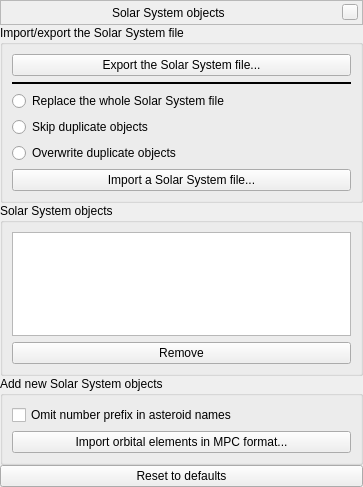
Qt form plugins/CometsAsteroidsImporter/src/gui/solarSystemManagerWindow.ui (519984307/stellarium_src) before a commit.
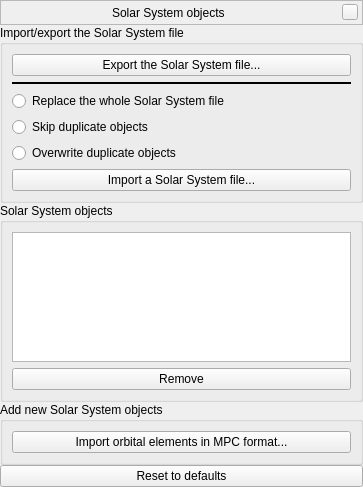
The same form after that commit. Custom widgets are drawn as their Qt base class.

Commit message: removed a unnecessary checkbox in the manager window, renamed an attribute in ImportWindow

Diff of the .ui file:
```diff
--- a/plugins/CometsAsteroidsImporter/src/gui/solarSystemManagerWindow.ui
+++ b/plugins/CometsAsteroidsImporter/src/gui/solarSystemManagerWindow.ui
@@ -202,16 +202,6 @@
       <string>Add new Solar System objects</string>
      </property>
      <layout class="QVBoxLayout" name="verticalLayout_4">
-      <item>
-       <widget class="QCheckBox" name="checkBoxOmitNumber">
-        <property name="toolTip">
-         <string comment="Tooltip text for &quot;Omit number prefix in asteroid names&quot;">For example, use &quot;Vesta&quot; instead of &quot;(4) Vesta&quot;</string>
-        </property>
-        <property name="text">
-         <string comment="For example, use &quot;Vesta&quot; instead of &quot;(4) Vesta&quot;">Omit number prefix in asteroid names</string>
-        </property>
-       </widget>
-      </item>
       <item>
        <widget class="QPushButton" name="pushButtonImportMPC">
         <property name="text">
```
The commit also changes 2 other files.
